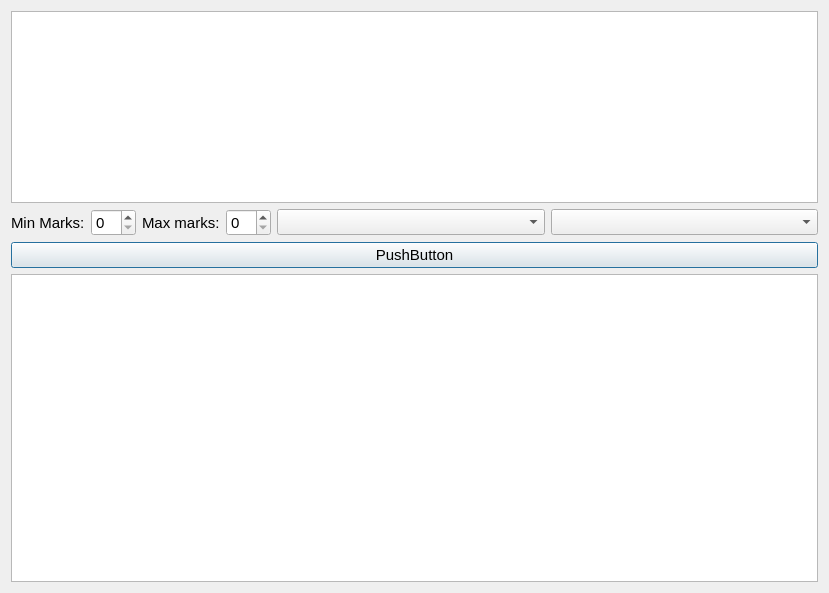
Old version of the form QT/RandomQuestion.ui in the repository Daniel-CG-Wright/ExamPaperProject.
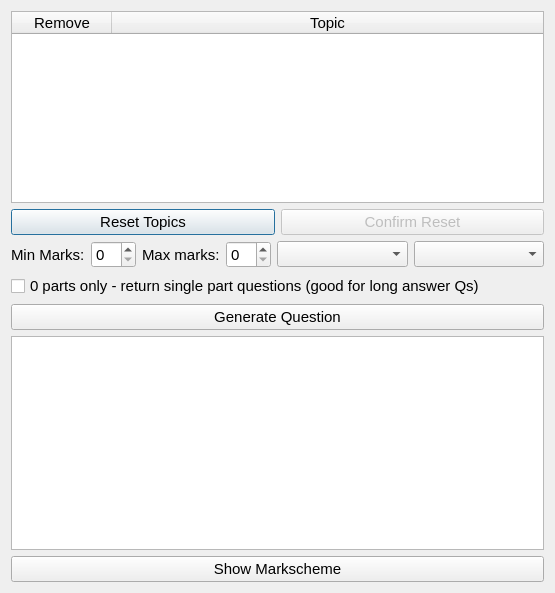
New version of the form.

Commit message: Mostly finished random question generator, just need to add the final parts (generating question pool) However, there are a lot of repeating functions, maybe inherit these? Maybe not.

Patch:
```diff
--- a/QT/RandomQuestion.ui
+++ b/QT/RandomQuestion.ui
@@ -6,7 +6,7 @@
    <rect>
     <x>0</x>
     <y>0</y>
-    <width>829</width>
+    <width>555</width>
     <height>593</height>
    </rect>
   </property>
@@ -27,13 +27,46 @@
        <verstretch>0</verstretch>
       </sizepolicy>
      </property>
+     <property name="editTriggers">
+      <set>QAbstractItemView::NoEditTriggers</set>
+     </property>
+     <property name="selectionMode">
+      <enum>QAbstractItemView::SingleSelection</enum>
+     </property>
+     <attribute name="horizontalHeaderStretchLastSection">
+      <bool>true</bool>
+     </attribute>
+     <column>
+      <property name="text">
+       <string>Remove</string>
+      </property>
+     </column>
+     <column>
+      <property name="text">
+       <string>Topic</string>
+      </property>
+     </column>
     </widget>
    </item>
    <item>
     <layout class="QHBoxLayout" name="horizontalLayout_2">
-     <property name="sizeConstraint">
-      <enum>QLayout::SetDefaultConstraint</enum>
-     </property>
+     <item>
+      <widget class="QPushButton" name="pbConfirmReset">
+       <property name="text">
+        <string>Reset Topics</string>
+       </property>
+      </widget>
+     </item>
+     <item>
+      <widget class="QPushButton" name="pbResetTopics">
+       <property name="enabled">
+        <bool>false</bool>
+       </property>
+       <property name="text">
+        <string>Confirm Reset</string>
+       </property>
+      </widget>
+     </item>
     </layout>
    </item>
    <item>
@@ -66,16 +99,30 @@
      </item>
     </layout>
    </item>
+   <item>
+    <widget class="QCheckBox" name="checkBox0Parts">
+     <property name="text">
+      <string>0 parts only - return single part questions (good for long answer Qs)</string>
+     </property>
+    </widget>
+   </item>
    <item>
     <widget class="QPushButton" name="pbGenerate">
      <property name="text">
-      <string>PushButton</string>
+      <string>Generate Question</string>
      </property>
     </widget>
    </item>
    <item>
     <widget class="QTextEdit" name="teRandomQuestion"/>
    </item>
+   <item>
+    <widget class="QPushButton" name="pbViewMarkscheme">
+     <property name="text">
+      <string>Show Markscheme</string>
+     </property>
+    </widget>
+   </item>
   </layout>
  </widget>
  <resources/>
```
The commit also changes 3 other files.
